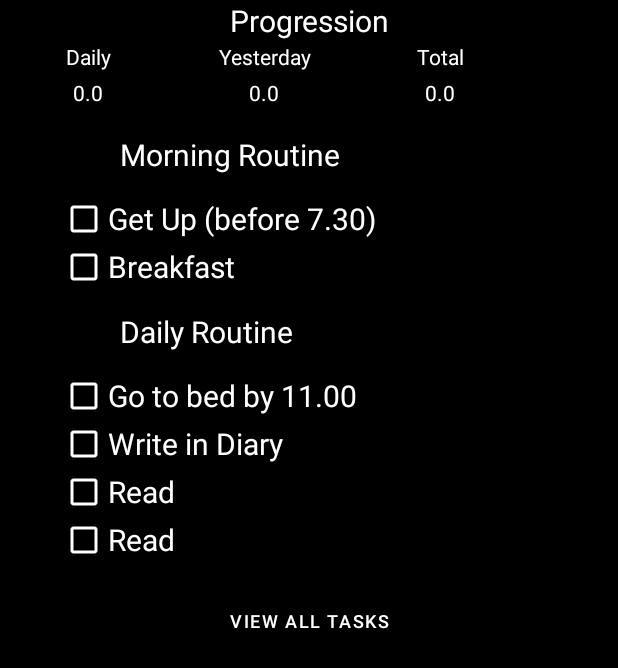
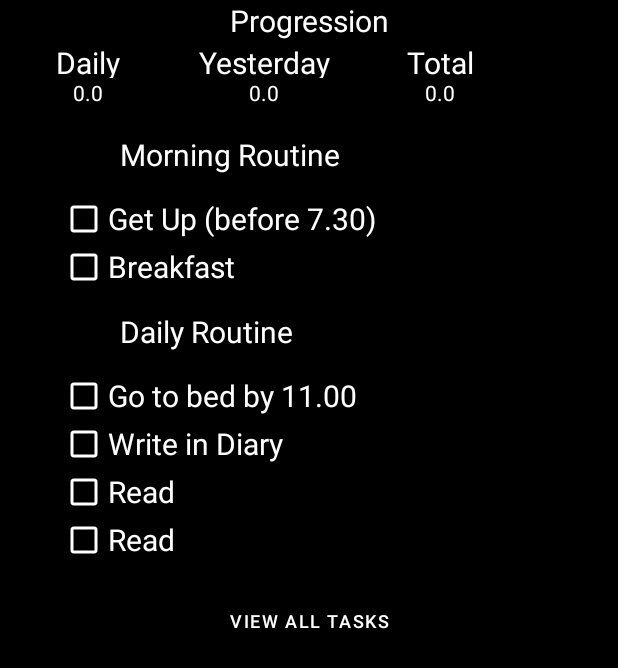
Before and after one commit to IamHere3/TaskApplication, an Android app: the Tasks screen opened directly, with no data from a screen before it, on a phone screen of 412 x 824 dp. Shown: the top 668 px of the screen. Run offline under Robolectric (Android 15) with nearby library versions, the phone set to English and light mode, and no system bars.

Commit message:
small theme update
errors found in using testing have now been fixed

```diff
--- a/app/src/main/java/com/example/mementomori/Settings.java
+++ b/app/src/main/java/com/example/mementomori/Settings.java
@@ -107,7 +107,7 @@ public class Settings extends SaveClass {
             // sets background color
             backgroundColor = getResources().getColor(R.color.dark_grey);
 
-            boxBackgroundColor = getResources().getColor(R.color.white);
+            boxBackgroundColor = getResources().getColor(R.color.light_grey);
 
             // sets text color
             textColor = getResources().getColor(R.color.white);
--- a/app/src/main/java/com/example/mementomori/Tasks.java
+++ b/app/src/main/java/com/example/mementomori/Tasks.java
@@ -92,7 +92,7 @@ public class Tasks extends SaveClass {
         }
 
         // Sets background
-        layout.setBackgroundColor(getResources().getColor(R.color.light_grey));
+        layout.setBackgroundColor(backgroundColor);
 
         // Sets all task colour
         Button allTasksBtn = findViewById(R.id.allTasks);
@@ -101,7 +101,6 @@ public class Tasks extends SaveClass {
         // Sets page colour
         TextView background = findViewById(R.id.progressTitle);
         background.setTextColor(textColor);
-
 
         // Gets saved and current day
         int savedDay = LoadSharedInt("Day", 0);
@@ -132,6 +131,13 @@ public class Tasks extends SaveClass {
         LinearLayout morningCheckboxes = findViewById(R.id.morningRoutine);
         LinearLayout dailyCheckboxes = findViewById(R.id.dailyRoutine);
         LinearLayout temporaryCheckboxes = findViewById(R.id.temporaryRoutine);
+
+        // Sets onclick listener for all tasks
+        allTasksBtn.setOnClickListener(view ->
+        {
+            AllTasks();
+        });
+
 
         // Sets onclick listener
         YearGoalsBtn = findViewById(R.id.yearsGoals);
@@ -969,7 +975,7 @@ public class Tasks extends SaveClass {
         return null;
     }
 
-    public void AllTasks(View view) {
+    public void AllTasks() {
         Intent intent = new Intent(Tasks.this, AllTasks.class);
         intent.putExtra("currentDay", day);
 
--- a/app/src/main/res/layout/activity_tasks.xml
+++ b/app/src/main/res/layout/activity_tasks.xml
@@ -6,8 +6,6 @@
     android:layout_height="match_parent"
     android:id="@+id/background"
     tools:context=".Tasks"
-    tools:layout_editor_absoluteX="0dp"
-    tools:layout_editor_absoluteY="24dp"
     android:orientation="vertical">
 
 
@@ -15,20 +13,22 @@
         android:layout_width="match_parent"
         android:layout_height="wrap_content">
 
-        <Button
+        <androidx.appcompat.widget.AppCompatButton
             android:id="@+id/yearsGoals"
             android:layout_width="match_parent"
             android:layout_height="76dp"
+            android:contentDescription="@string/yearGoalsTitle"
             android:background="@color/clear"
-            android:onClick="YearTasks"
+            android:paddingStart="0dp"
+            android:paddingEnd="10dp"
             app:layout_constraintStart_toStartOf="parent"
             app:layout_constraintTop_toTopOf="parent">
-        </Button>
+        </androidx.appcompat.widget.AppCompatButton>
 
         <TextView
             android:id="@+id/progressTitle"
             android:layout_width="match_parent"
-            android:layout_height="28dp"
+            android:layout_height="30dp"
             android:text="@string/progressTitle"
             android:textAlignment="center"
             android:textSize="20sp"
@@ -45,8 +45,8 @@
 
                 <TextView
                     android:id="@+id/DailyTitle"
-                    android:layout_width="117dp"
-                    android:layout_height="24dp"
+                    android:layout_height="24sp"
+                    android:textSize="20sp"
                     android:text="@string/dailyTitle"
                     android:textAlignment="center"
                     app:layout_constraintStart_toStartOf="parent"
@@ -54,18 +54,18 @@
 
                 <TextView
                     android:id="@+id/YesterdayTitle"
-                    android:layout_width="117dp"
-                    android:layout_height="24dp"
+                    android:layout_height="24sp"
                     android:text="@string/yesterdayTitle"
+                    android:textSize="20sp"
                     android:textAlignment="center"
                     app:layout_constraintStart_toEndOf="@+id/DailyTitle"
                     app:layout_constraintTop_toTopOf="parent" />
 
                 <TextView
                     android:id="@+id/TotalTitle"
-                    android:layout_width="117dp"
-                    android:layout_height="24dp"
+                    android:layout_height="24sp"
                     android:text="@string/totalTitle"
+                    android:textSize="20sp"
                     android:textAlignment="center"
                     app:layout_constraintStart_toEndOf="@+id/YesterdayTitle"
                     app:layout_constraintTop_toTopOf="parent" />
@@ -144,7 +144,6 @@
                 android:layout_height="76dp"
                 android:background="@color/clear"
                 android:text="@string/allTasks"
-                android:onClick="AllTasks"
                 android:textSize="12sp"
                 app:layout_constraintStart_toStartOf="parent"
                 app:layout_constraintTop_toTopOf="parent">
--- a/app/src/main/res/layout/light_theme_spinner.xml
+++ b/app/src/main/res/layout/light_theme_spinner.xml
@@ -7,6 +7,7 @@
     android:textSize="20sp"
     android:gravity="start"
     android:textColor="@color/black"
+    android:background="@color/light_grey"
     android:theme="@style/ThemeOverlay.AppCompat.Dark"
     android:spinnerMode="dropdown"
     android:padding="5dip"
--- a/app/src/main/res/layout/night_theme_spinner.xml
+++ b/app/src/main/res/layout/night_theme_spinner.xml
@@ -7,6 +7,7 @@
     android:textSize="20sp"
     android:gravity="start"
     android:textColor="@color/white"
+    android:background="@color/dark_grey"
     android:theme="@style/ThemeOverlay.AppCompat.Dark"
     android:spinnerMode="dropdown"
     android:padding="5dip"
--- a/app/src/main/res/values/strings.xml
+++ b/app/src/main/res/values/strings.xml
@@ -73,6 +73,7 @@
     <string name="completeGoal">Achieved</string>
 
     <!-- content description -->
+    <string name="yearGoalsTitle">yearly goals</string>
     <string name="cDReset">Reset</string>
     <string name="cDNewTask">New Task</string>
 
```
